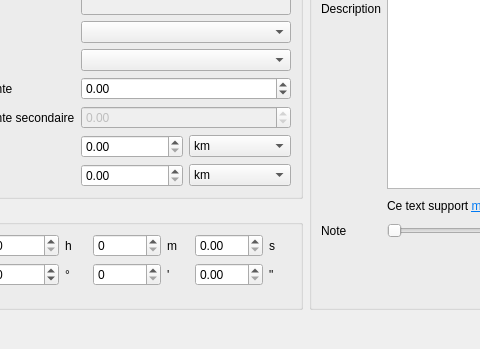
This is objectform.ui in Paracetamol56/Observeur2 as Qt 5 draws it before an edit; both pictures show x 124 to 604 and y 161 to 510 of the 860 by 510 pixel window. The edited form follows.
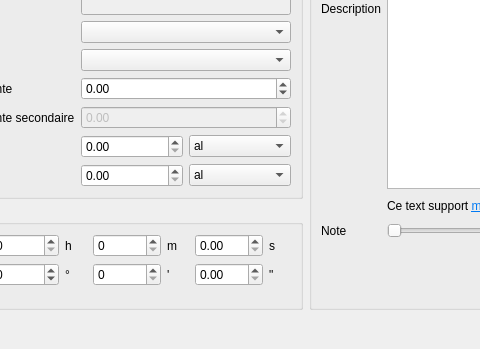
This is the edited form. Icons and pictures are not drawn.

Commit message: Implemented more units for distances

The edit to the form file:
```diff
--- a/objectform.ui
+++ b/objectform.ui
@@ -202,6 +202,9 @@
                 <height>0</height>
                </size>
               </property>
+              <property name="currentIndex">
+               <number>2</number>
+              </property>
               <item>
                <property name="text">
                 <string>km</string>
@@ -264,6 +267,9 @@
                 <height>0</height>
                </size>
               </property>
+              <property name="currentIndex">
+               <number>2</number>
+              </property>
               <item>
                <property name="text">
                 <string>km</string>
```
Left out of the diff: 4 changed lines with no effect on the pictures. The commit also changes 1 other file.
